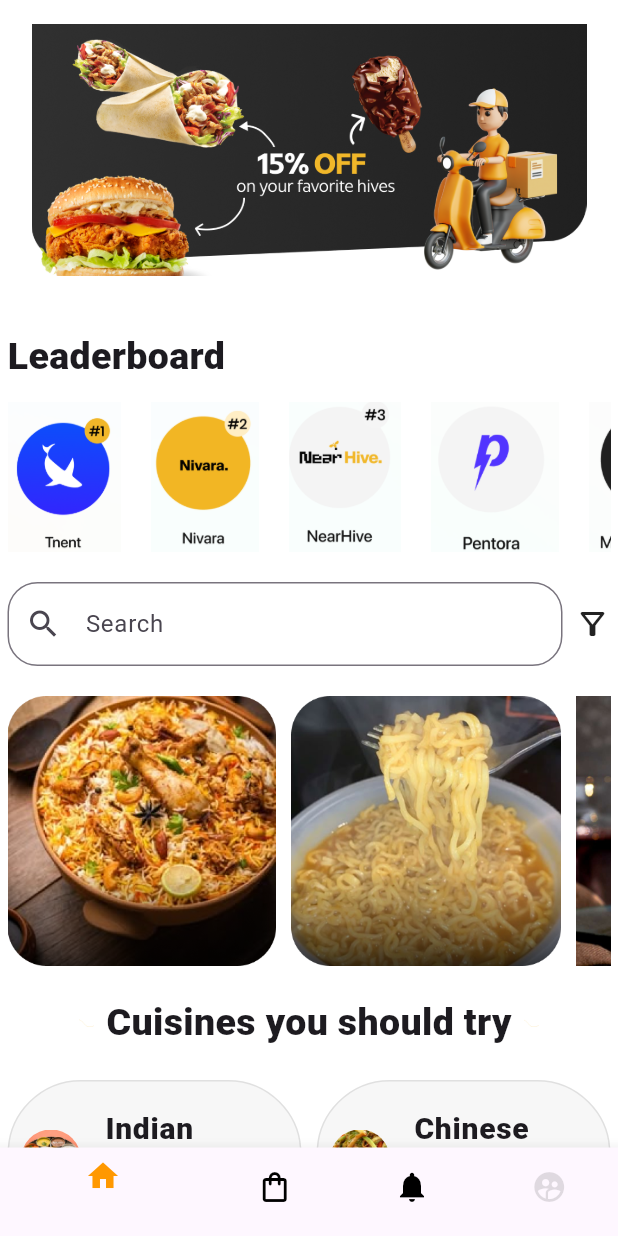
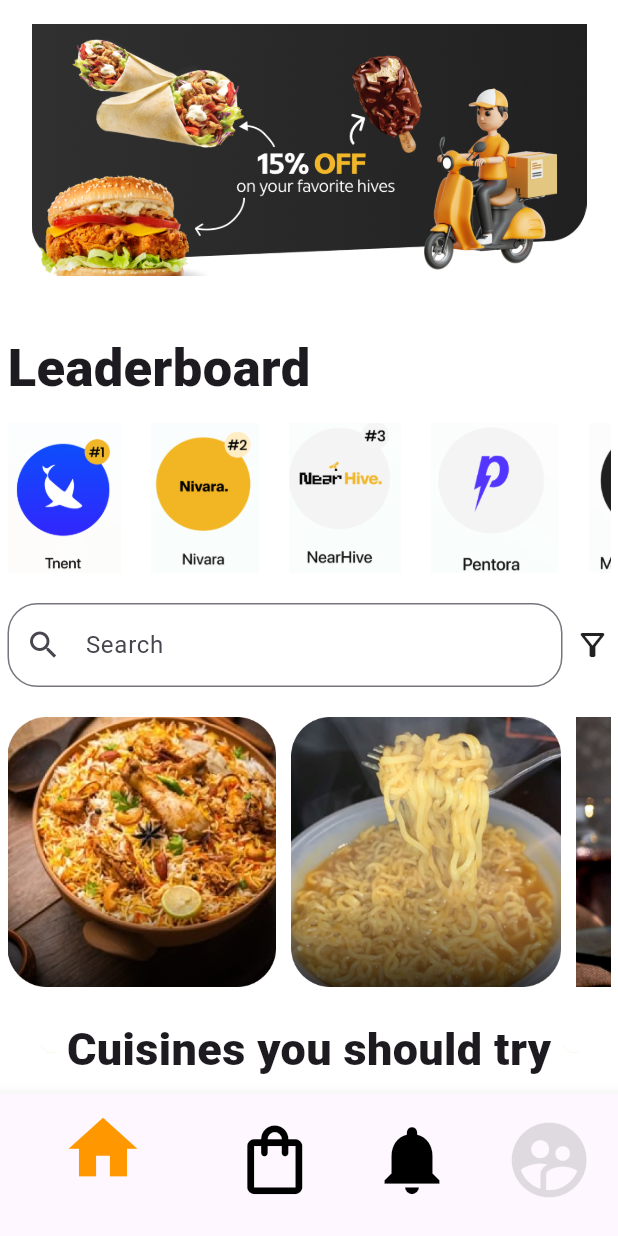
Before and after one commit to aditishukla006/project, a Flutter app: the screen it shows after launch, on a phone screen of 412 x 824 dp. Run offline on Flutter 3.47's test engine with Material 3 defaults, Android fonts, the light colour scheme and no system bars.

Commit message:
update is done

```diff
--- a/project/lib/scrrens/home_scrren.dart
+++ b/project/lib/scrrens/home_scrren.dart
@@ -1,4 +1,5 @@
 import 'package:flutter/material.dart';
+//import 'package:project/scrrens/splashscreen.dart';
 
 class HomePage extends StatefulWidget {
   const HomePage({super.key});
@@ -23,17 +24,25 @@ class _HomePageState extends State<HomePage> {
         currentIndex: 0,
         selectedItemColor: Colors.orange,
         items: const [
-          BottomNavigationBarItem(icon: Icon(Icons.home), label: ''),
+          BottomNavigationBarItem(icon: Icon(Icons.home, size: 55), label: ''),
           BottomNavigationBarItem(
-            icon: Icon(Icons.shopping_bag_outlined, color: Colors.black),
+            icon: Icon(
+              Icons.shopping_bag_outlined,
+              size: 55,
+              color: Colors.black,
+            ),
             label: '',
           ),
           BottomNavigationBarItem(
-            icon: Icon(Icons.notifications, color: Colors.black),
+            icon: Icon(Icons.notifications, size: 55, color: Colors.black),
             label: '',
           ),
           BottomNavigationBarItem(
-            icon: Icon(Icons.supervised_user_circle, color: Colors.black12),
+            icon: Icon(
+              Icons.supervised_user_circle,
+              size: 60,
+              color: Colors.black12,
+            ),
             label: '',
           ),
         ],
@@ -73,7 +82,7 @@ class _HomePageState extends State<HomePage> {
               // Leaderboard
               const Text(
                 "Leaderboard",
-                style: TextStyle(fontSize: 25, fontWeight: FontWeight.w900),
+                style: TextStyle(fontSize: 35, fontWeight: FontWeight.w900),
               ),
               const SizedBox(height: 12),
               SingleChildScrollView(
@@ -137,7 +146,7 @@ class _HomePageState extends State<HomePage> {
                   const SizedBox(width: 8),
                   const Text(
                     "Cuisines you should try",
-                    style: TextStyle(fontSize: 25, fontWeight: FontWeight.w900),
+                    style: TextStyle(fontSize: 30, fontWeight: FontWeight.w900),
                   ),
                   const SizedBox(width: 8),
                   Image.asset("assets/line1.png", width: 10),
@@ -180,7 +189,7 @@ class _HomePageState extends State<HomePage> {
               const SizedBox(height: 20),
               const Text(
                 "Food playlist",
-                style: TextStyle(fontSize: 25, fontWeight: FontWeight.bold),
+                style: TextStyle(fontSize: 35, fontWeight: FontWeight.bold),
               ),
               const SizedBox(height: 10),
               SizedBox(
@@ -247,15 +256,15 @@ class _HomePageState extends State<HomePage> {
                   children: [
                     TextSpan(
                       text: 'Our ',
-                      style: TextStyle(color: Colors.black, fontSize: 18),
+                      style: TextStyle(color: Colors.black, fontSize: 32),
                     ),
                     TextSpan(
                       text: '\n \t\t Featured ',
-                      style: TextStyle(color: Colors.black,fontSize: 25),
+                      style: TextStyle(color: Colors.black, fontSize: 40),
                     ),
                     TextSpan(
                       text: 'Hives',
-                      style: TextStyle(color: Colors.orange,fontSize:25 ),
+                      style: TextStyle(color: Colors.orange, fontSize: 40),
                     ),
                   ],
                 ),
@@ -282,7 +291,8 @@ class _HomePageState extends State<HomePage> {
                       children: [
                         Expanded(
                           child: SizedBox(
-                            height: 60,
+                            height: 150,
+                            width: 150,
                             child: ListView(
                               scrollDirection: Axis.horizontal,
                               children: [
@@ -300,8 +310,8 @@ class _HomePageState extends State<HomePage> {
                           borderRadius: BorderRadius.circular(16),
                           child: Image.asset(
                             "assets/clock.png",
-                            width: 80,
-                            height: 80,
+                            width: 180,
+                            height: 180,
                             fit: BoxFit.cover,
                           ),
                         ),
@@ -315,7 +325,11 @@ class _HomePageState extends State<HomePage> {
                         SizedBox(width: 6),
                         Text(
                           "Indian/ chinese/ thai/ japanese",
-                          style: TextStyle(fontSize: 12, color: Colors.black54),
+                          style: TextStyle(
+                            fontSize: 15,
+                            color: Colors.black,
+                            //fontWeight: FontWeight.w900,
+                          ),
                         ),
                       ],
                     ),
@@ -326,7 +340,10 @@ class _HomePageState extends State<HomePage> {
                         Expanded(
                           child: Text(
                             "Clock Tower: Restaurant cum Cafe",
-                            style: TextStyle(fontWeight: FontWeight.w600),
+                            style: TextStyle(
+                              fontWeight: FontWeight.w900,
+                              fontSize: 20,
+                            ),
                             overflow: TextOverflow.ellipsis,
                           ),
                         ),
@@ -357,7 +374,8 @@ class _HomePageState extends State<HomePage> {
                       children: [
                         Expanded(
                           child: SizedBox(
-                            height: 60,
+                            height: 150,
+                            width: 150,
                             child: ListView(
                               scrollDirection: Axis.horizontal,
                               children: [
@@ -375,8 +393,8 @@ class _HomePageState extends State<HomePage> {
                           borderRadius: BorderRadius.circular(16),
                           child: Image.asset(
                             "assets/restaurant.jpg",
-                            width: 80,
-                            height: 80,
+                            width: 180,
+                            height: 180,
                             fit: BoxFit.cover,
                           ),
                         ),
@@ -390,7 +408,7 @@ class _HomePageState extends State<HomePage> {
                         SizedBox(width: 6),
                         Text(
                           "Indian/ chinese/ thai/ japanese",
-                          style: TextStyle(fontSize: 12, color: Colors.black54),
+                          style: TextStyle(fontSize: 15, color: Colors.black),
                         ),
                       ],
                     ),
@@ -401,7 +419,10 @@ class _HomePageState extends State<HomePage> {
                         Expanded(
                           child: Text(
                             "Clock Tower: Restaurant cum Cafe",
-                            style: TextStyle(fontWeight: FontWeight.w600),
+                            style: TextStyle(
+                              fontWeight: FontWeight.w900,
+                              fontSize: 20,
+                            ),
                             overflow: TextOverflow.ellipsis,
                           ),
                         ),
@@ -419,7 +440,7 @@ class _HomePageState extends State<HomePage> {
                     onPressed: () {},
                     child: Text(
                       "View all hives",
-                      style: TextStyle(color: Colors.black),
+                      style: TextStyle(color: Colors.black, fontSize: 20),
                     ),
                   ),
                 ),
@@ -434,7 +455,7 @@ class _HomePageState extends State<HomePage> {
                     const Text(
                       'Hiveverse',
                       style: TextStyle(
-                        fontSize: 18,
+                        fontSize: 35,
                         fontWeight: FontWeight.bold,
                       ),
                     ),
@@ -490,7 +511,7 @@ class _HomePageState extends State<HomePage> {
                           TextSpan(
                             text: "Eat ",
                             style: TextStyle(
-                              fontSize: 28,
+                              fontSize: 35,
                               fontWeight: FontWeight.bold,
                               color: Colors.amber,
                             ),
@@ -498,7 +519,7 @@ class _HomePageState extends State<HomePage> {
                           TextSpan(
                             text: "&\nRepeat",
                             style: TextStyle(
-                              fontSize: 28,
+                              fontSize: 35,
                               fontWeight: FontWeight.bold,
                               color: Colors.black,
                             ),
@@ -541,7 +562,7 @@ class _HomePageState extends State<HomePage> {
                   const SizedBox(height: 8),
                   _buildFoodItemCard(
                     image: 'assets/biryani.png',
-                    title: 'Chicken Biriyani',
+                    title: 'Pizza',
                     isVeg: false,
                     rating: '5.0',
                     oldPrice: '₹450',
@@ -579,7 +600,10 @@ Widget _buildFilterChip(String label, VoidCallback onTap) {
     onTap: onTap,
     borderRadius: BorderRadius.circular(20),
     child: Chip(
-      label: Text(label, style: const TextStyle(color: Colors.black)),
+      label: Text(
+        label,
+        style: const TextStyle(color: Colors.black, fontSize: 20),
+      ),
       backgroundColor: Colors.white,
       shape: RoundedRectangleBorder(
         borderRadius: BorderRadius.circular(20),
@@ -623,7 +647,7 @@ Widget _buildFoodItemCard({
               ),
               child: Text(
                 "$rating 🍴",
-                style: const TextStyle(color: Colors.white, fontSize: 12),
+                style: const TextStyle(color: Colors.white, fontSize: 20),
               ),
             ),
           ],
@@ -637,7 +661,7 @@ Widget _buildFoodItemCard({
                 title,
                 style: const TextStyle(
                   fontWeight: FontWeight.bold,
-                  fontSize: 16,
+                  fontSize: 25,
                 ),
               ),
               const SizedBox(height: 4),
@@ -651,7 +675,7 @@ Widget _buildFoodItemCard({
                   const SizedBox(width: 4),
                   Text(
                     isVeg ? "veg" : "non veg",
-                    style: const TextStyle(fontSize: 12, color: Colors.grey),
+                    style: const TextStyle(fontSize: 20, color: Colors.grey),
                   ),
                 ],
               ),
@@ -668,7 +692,10 @@ Widget _buildFoodItemCard({
                   const SizedBox(width: 6),
                   Text(
                     newPrice,
-                    style: const TextStyle(fontWeight: FontWeight.bold),
+                    style: const TextStyle(
+                      fontWeight: FontWeight.bold,
+                      fontSize: 20,
+                    ),
                   ),
                 ],
               ),
@@ -677,7 +704,7 @@ Widget _buildFoodItemCard({
         ),
         InkWell(
           onTap: () {
-            print("eat"); // Handle Eat button tap
+            print("hi");
           },
           borderRadius: BorderRadius.circular(20),
           child: Container(
@@ -691,6 +718,7 @@ Widget _buildFoodItemCard({
               style: TextStyle(
                 fontWeight: FontWeight.bold,
                 color: Colors.black,
+                fontSize: 20,
               ),
             ),
           ),
@@ -741,7 +769,7 @@ Widget _buildHiveImageCard({required String imagePath, required String label}) {
       const SizedBox(height: 8),
       Text(
         label,
-        style: const TextStyle(fontSize: 12, fontWeight: FontWeight.w500),
+        style: const TextStyle(fontSize: 20, fontWeight: FontWeight.w900),
       ),
     ],
   );
@@ -781,10 +809,10 @@ Widget _foodItem(String imagePath, String price) {
     children: [
       ClipRRect(
         borderRadius: BorderRadius.circular(12),
-        child: Image.asset(imagePath, height: 40, width: 40, fit: BoxFit.cover),
+        child: Image.asset(imagePath, height: 70, width: 70, fit: BoxFit.cover),
       ),
-      const SizedBox(height: 4),
-      Text(price, style: const TextStyle(fontSize: 10)),
+      const SizedBox(height: 6),
+      Text(price, style: const TextStyle(fontSize: 20)),
     ],
   );
 }
```
Also changed, not shown: project/lib/scrrens/addtocart.dart (added, +188 -0 lines), 1 other file.
